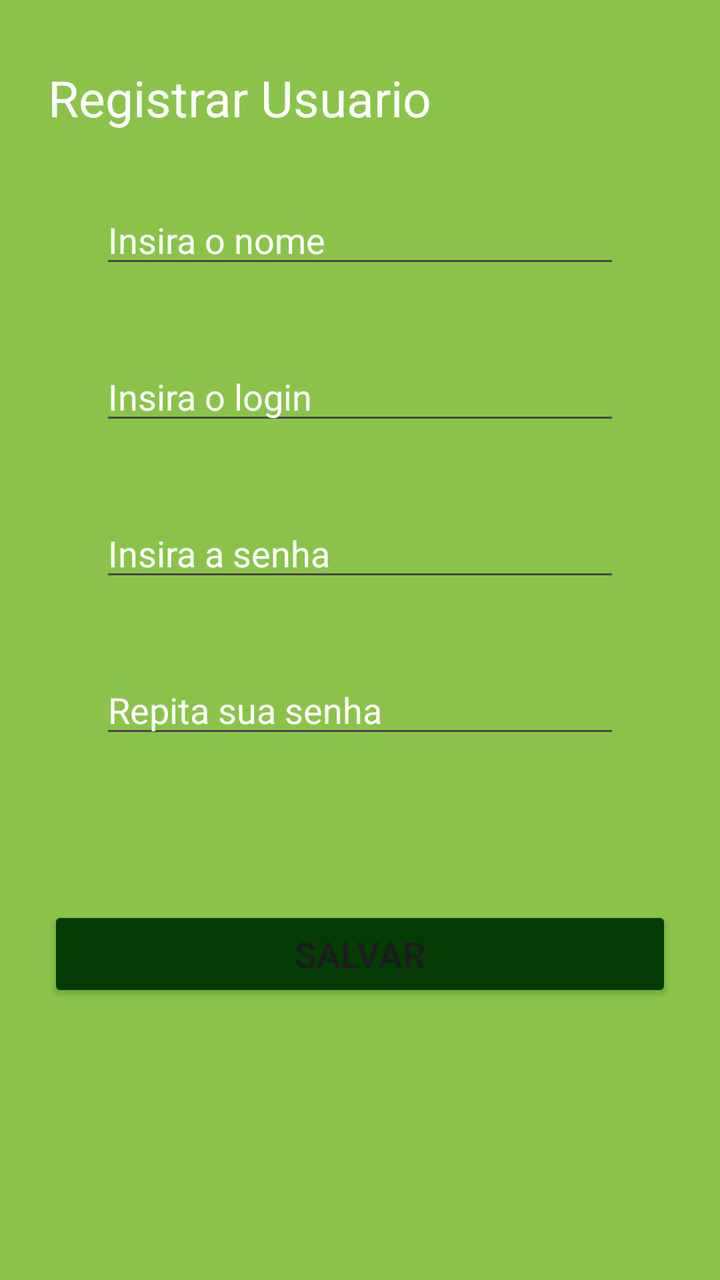
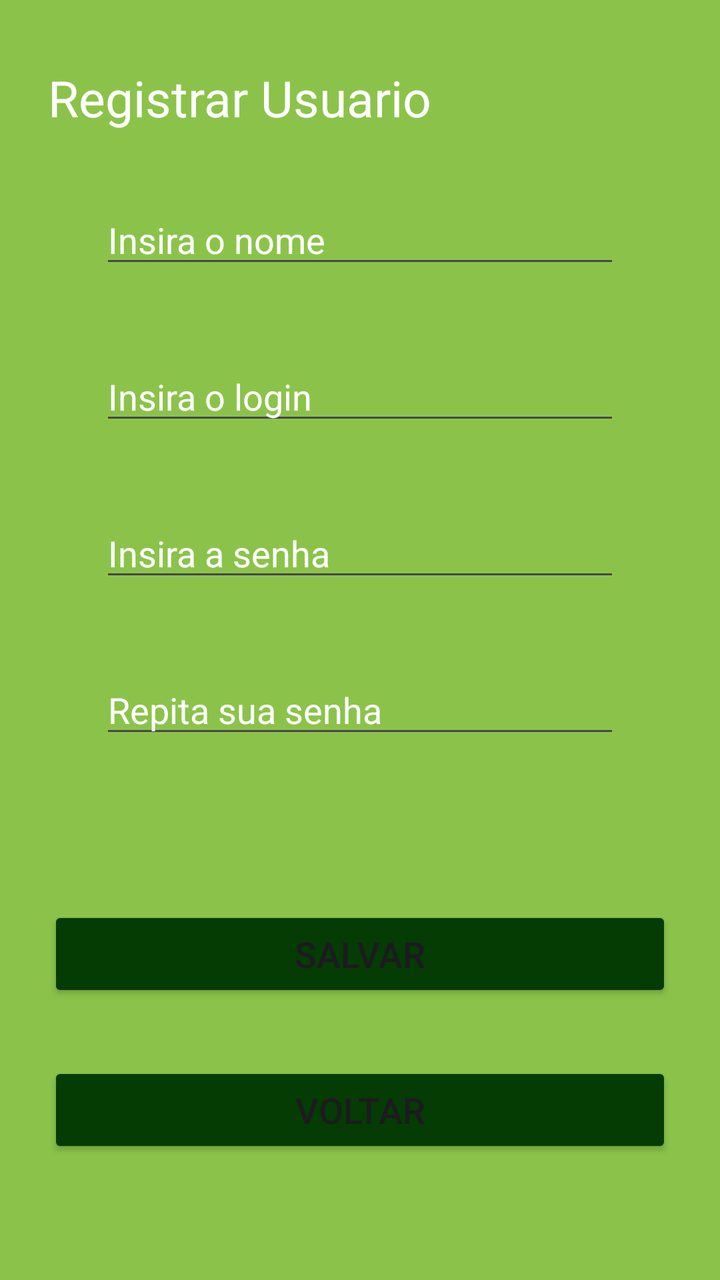

Screens rendered from an Android XML layout before and after an edit, with the pre-edit source and the edit as a unified diff.
<!-- AndroidManifest.xml: application theme Theme.AppLogin -->
<!-- res/layout/activity_registrar.xml -->
<?xml version="1.0" encoding="utf-8"?>
<androidx.constraintlayout.widget.ConstraintLayout xmlns:android="http://schemas.android.com/apk/res/android"
    xmlns:app="http://schemas.android.com/apk/res-auto"
    xmlns:tools="http://schemas.android.com/tools"
    android:layout_width="match_parent"
    android:background="#8BC34A"
    tools:context=".RegistrarActivity"
    android:layout_height="match_parent">

    <TextView
        android:id="@+id/txtTituloRegistrar"
        android:layout_width="match_parent"
        android:layout_height="wrap_content"
        android:layout_marginStart="24dp"
        android:layout_marginTop="32dp"
        android:layout_marginEnd="24dp"
        android:text="Registrar Usuario"
        android:textColor="@color/white"
        android:textAlignment="center"
        android:textSize="25sp"
        app:layout_constraintEnd_toEndOf="parent"
        app:layout_constraintStart_toStartOf="parent"
        app:layout_constraintTop_toTopOf="parent" />

    <EditText
        android:id="@+id/edtNome"
        android:layout_width="match_parent"
        android:layout_height="wrap_content"
        android:layout_marginStart="50dp"
        android:layout_marginTop="32dp"
        android:layout_marginEnd="50dp"
        android:ems="10"
        android:hint="Insira o nome"
        android:textColorHint="@color/white"
        android:inputType="text"
        android:textColor="@color/white"
        app:layout_constraintEnd_toEndOf="parent"
        app:layout_constraintStart_toStartOf="parent"
        app:layout_constraintTop_toBottomOf="@+id/txtTituloRegistrar" />

    <EditText
        android:id="@+id/edtLogin"
        android:layout_width="match_parent"
        android:layout_height="wrap_content"
        android:layout_marginStart="50dp"
        android:layout_marginTop="37dp"
        android:layout_marginEnd="50dp"
        android:ems="10"
        android:hint="Insira o login"
        android:textColorHint="@color/white"
        android:inputType="text"
        android:textColor="@color/white"
        app:layout_constraintEnd_toEndOf="parent"
        app:layout_constraintStart_toStartOf="parent"
        app:layout_constraintTop_toBottomOf="@+id/edtNome" />

    <EditText
        android:id="@+id/edtSenha"
        android:layout_width="match_parent"
        android:layout_height="wrap_content"
        android:layout_marginStart="50dp"
        android:layout_marginTop="37dp"
        android:layout_marginEnd="50dp"
        android:ems="10"
        android:hint="Insira a senha"
        android:textColorHint="@color/white"
        android:inputType="text"
        android:textColor="@color/white"
        app:layout_constraintEnd_toEndOf="parent"
        app:layout_constraintStart_toStartOf="parent"
        app:layout_constraintTop_toBottomOf="@+id/edtLogin" />

    <EditText
        android:id="@+id/edtSenha2"
        android:layout_width="match_parent"
        android:layout_height="wrap_content"
        android:layout_marginStart="50dp"
        android:layout_marginTop="37dp"
        android:layout_marginEnd="50dp"
        android:ems="10"
        android:hint="Repita sua senha"
        android:textColorHint="@color/white"
        android:inputType="text"
        android:textColor="@color/white"
        app:layout_constraintEnd_toEndOf="parent"
        app:layout_constraintStart_toStartOf="parent"
        app:layout_constraintTop_toBottomOf="@+id/edtSenha" />

    <Button
        android:id="@+id/btnSalvar"
        android:layout_width="match_parent"
        android:layout_height="wrap_content"
        android:layout_marginStart="24dp"
        android:layout_marginTop="79dp"
        android:layout_marginEnd="24dp"
        android:backgroundTint="#043C04"
        android:textSize="18sp"
        android:text="Salvar"
        app:layout_constraintEnd_toEndOf="parent"
        app:layout_constraintStart_toStartOf="parent"
        app:layout_constraintTop_toBottomOf="@+id/edtSenha2" />
</androidx.constraintlayout.widget.ConstraintLayout>
<!-- resources referenced by this layout -->
<resources>
  <color name="white">#FFFFFFFF</color>
  <style name="Theme.AppLogin" parent="Base.Theme.AppLogin" />
  <style name="Base.Theme.AppLogin" parent="Theme.Material3.DayNight.NoActionBar">
          
          
      </style>
</resources>

<!-- the commit's change to res/layout/activity_registrar.xml (unified diff, before → after) -->
@@ -99,4 +99,18 @@
         app:layout_constraintEnd_toEndOf="parent"
         app:layout_constraintStart_toStartOf="parent"
         app:layout_constraintTop_toBottomOf="@+id/edtSenha2" />
+
+    <Button
+        android:id="@+id/btVoltar"
+        android:layout_width="match_parent"
+        android:layout_height="wrap_content"
+        android:layout_marginStart="24dp"
+        android:layout_marginTop="30dp"
+        android:layout_marginEnd="24dp"
+        android:text="Voltar"
+        android:textSize="18sp"
+        android:backgroundTint="#043C04"
+        app:layout_constraintEnd_toEndOf="parent"
+        app:layout_constraintStart_toStartOf="parent"
+        app:layout_constraintTop_toBottomOf="@+id/btnSalvar" />
 </androidx.constraintlayout.widget.ConstraintLayout>
